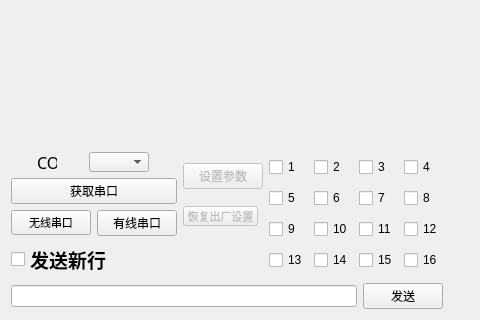
lc641777437/collector_manager, file mainwindow.ui: the form before one commit; both pictures show x 0 to 480 and y 158 to 478 of the 730 by 478 pixel window.
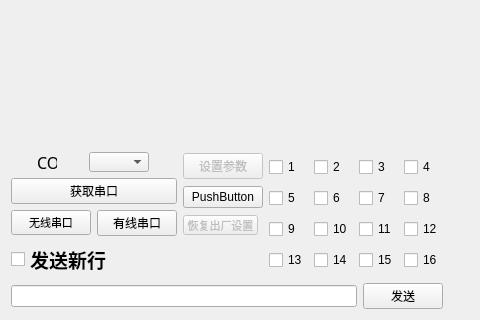
The form after the commit. Custom widgets are drawn as their Qt base class.

```diff
--- a/mainwindow.ui
+++ b/mainwindow.ui
@@ -83,6 +83,13 @@
         </property>
        </widget>
       </item>
+      <item>
+       <widget class="QPushButton" name="pushButton">
+        <property name="text">
+         <string>PushButton</string>
+        </property>
+       </widget>
+      </item>
       <item>
        <widget class="QPushButton" name="pushButton_Reset_2">
         <property name="enabled">
```
